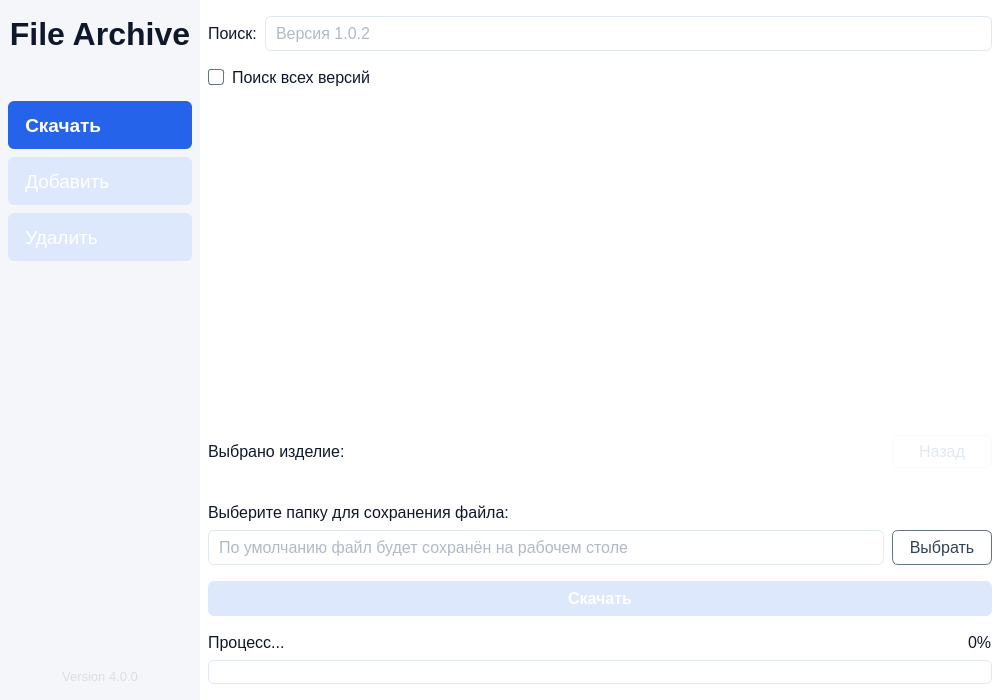
Old version of the form ui/mainUI.ui in the repository pntech-dev/File-Archive.
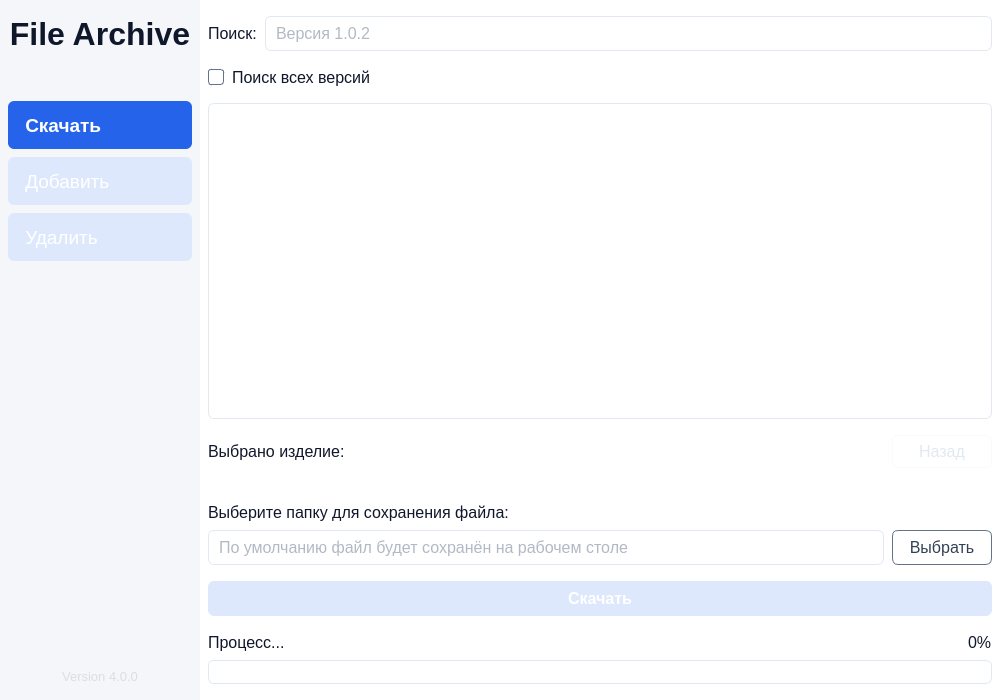
New version of the form. Icons and pictures are not drawn.

Commit message: feat(ui): update table UI

The edit to the form file:
```diff
--- a/ui/mainUI.ui
+++ b/ui/mainUI.ui
@@ -286,6 +286,99 @@
     border-radius: 6px;            /* Та же форма, чтобы совпадала с контуром */
     background-color: #16A34A;     /* Зелёный акцент */
     margin: 0px;                   /* Без промежутков между сегментами */
+}
+
+
+
+/* === Таблица === */
+QTableWidget {
+    background-color: #FFFFFF;       /* Белый фон */
+    border: 1px solid #E2E8F0;       /* Светло-серая рамка */
+    border-radius: 6px;              /* Скругления */
+    gridline-color: #E2E8F0;         /* Цвет линий между ячейками */
+    outline: none;                   /* Без фокуса-рамки */
+    alternate-background-color: #F8FAFC;  /* Цвет зебры */
+}
+
+/* === Заголовки === */
+QHeaderView::section {
+    background-color: #F8FAFC;       /* Светлый фон заголовков */
+    color: #334155;                  /* Цвет текста */
+    border: none;
+    border-right: 1px solid #E2E8F0;
+    padding: 6px 8px;
+    font-weight: 600;
+}
+
+/* Последний заголовок без правой линии */
+QHeaderView::section:last {
+    border-right: none;
+}
+
+/* === Ячейки === */
+QTableWidget::item {
+    padding: 4px 8px;
+}
+
+/* === Стиль выделенной строки === */
+QTableWidget::item:selected {
+    background-color: #C8D9FF;   /* Цвет выделения строки */
+}
+
+/* === Скроллбар (вертикальный) === */
+QScrollBar:vertical {
+    border: none;
+    background: transparent;
+    width: 10px;
+    margin: 2px;
+	border-radius: 2px;
+}
+
+QScrollBar::handle:vertical {
+    background: #CBD5E1;
+    border-radius: 5px;
+    min-height: 20px;
+}
+
+QScrollBar::handle:vertical:hover {
+    background: #94A3B8;
+}
+
+QScrollBar::add-line:vertical,
+QScrollBar::sub-line:vertical {
+    height: 0;
+}
+
+/* === Скроллбар (горизонтальный) === */
+QScrollBar:horizontal {
+    border: none;
+    background: transparent;
+    height: 10px;
+    margin: 2px;
+	border-radius: 2px;
+}
+
+QScrollBar::handle:horizontal {
+    background: #CBD5E1;
+    border-radius: 5px;
+    min-width: 20px;
+}
+
+QScrollBar::handle:horizontal:hover {
+    background: #94A3B8;
+}
+
+QScrollBar::add-line:horizontal,
+QScrollBar::sub-line:horizontal {
+    width: 0;
+}
+
+/* === Угловая кнопка в левом верхнем углу === */
+QTableCornerButton::section {
+    background-color: #F8FAFC;
+    border: none;
+    border-right: 1px solid #E2E8F0;
+    border-bottom: 1px solid #E2E8F0;
 }</string>
   </property>
   <widget class="QWidget" name="centralwidget">
```
The commit also changes 2 other files.
